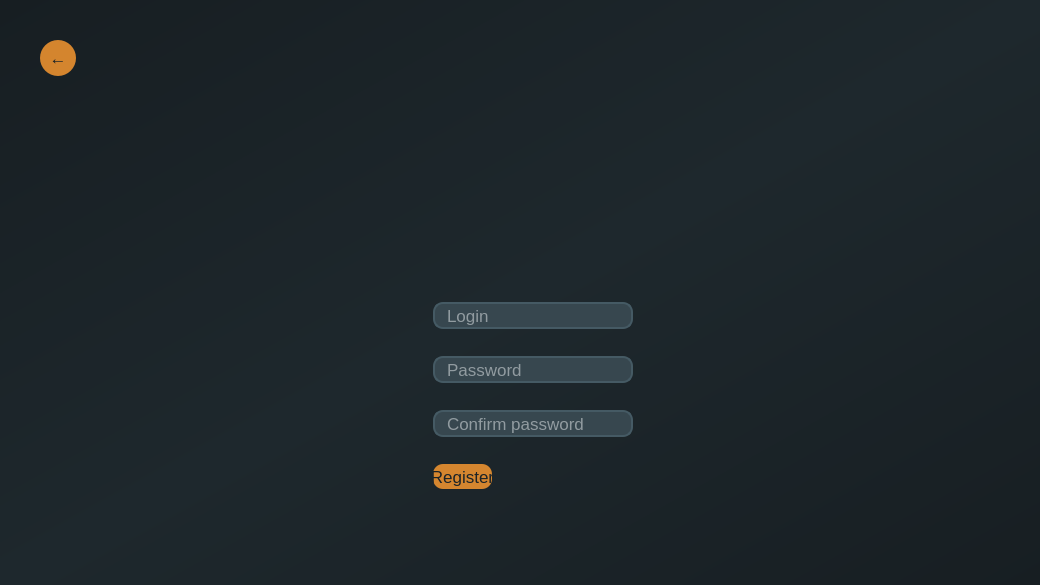
Before: the Qt Designer form Lab2/Lab2_proj/ClientPart/mainwindow.ui in BohdanGunko/clientServetTcpIp, drawn with Qt 5.
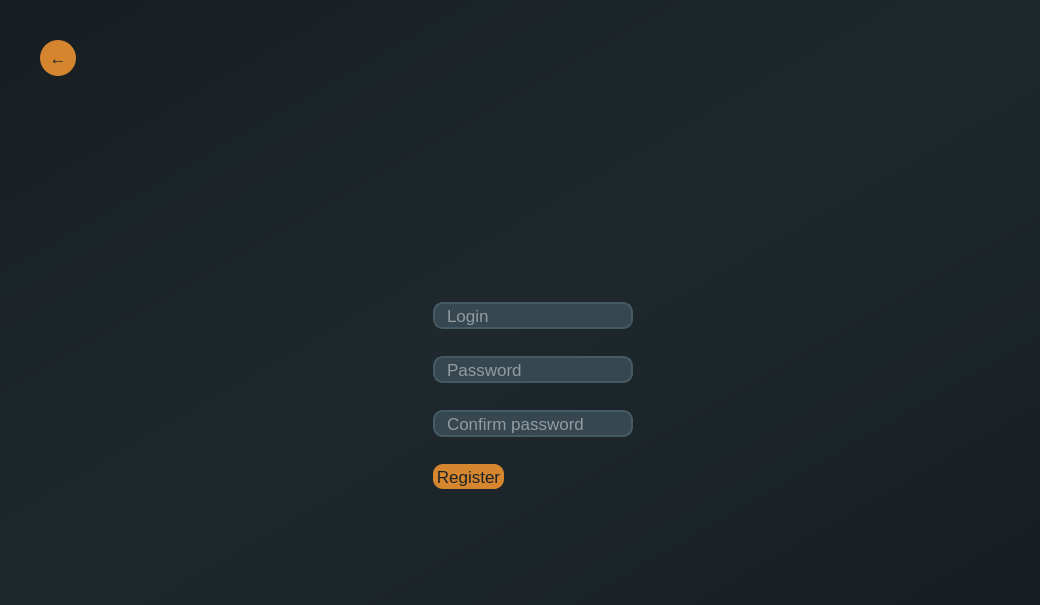
After: the same form once the commit is applied.

Diff of the .ui file:
```diff
--- a/Lab2/Lab2_proj/ClientPart/mainwindow.ui
+++ b/Lab2/Lab2_proj/ClientPart/mainwindow.ui
@@ -7,7 +7,7 @@
     <x>0</x>
     <y>0</y>
     <width>1040</width>
-    <height>585</height>
+    <height>605</height>
    </rect>
   </property>
   <property name="sizePolicy">
@@ -34,6 +34,9 @@
   <property name="styleSheet">
    <string notr="true"/>
   </property>
+  <property name="toolButtonStyle">
+   <enum>Qt::ToolButtonIconOnly</enum>
+  </property>
   <widget class="QWidget" name="centralwidget">
    <property name="styleSheet">
     <string notr="true"/>
@@ -56,6 +59,9 @@
     </property>
     <item row="0" column="0">
      <widget class="QStackedWidget" name="stackedWidget">
+      <property name="enabled">
+       <bool>true</bool>
+      </property>
       <property name="styleSheet">
        <string notr="true">background-color:#1e282d;</string>
       </property>
@@ -637,7 +643,7 @@
          <rect>
           <x>433</x>
           <y>464</y>
-          <width>59</width>
+          <width>71</width>
           <height>25</height>
          </rect>
         </property>
```
